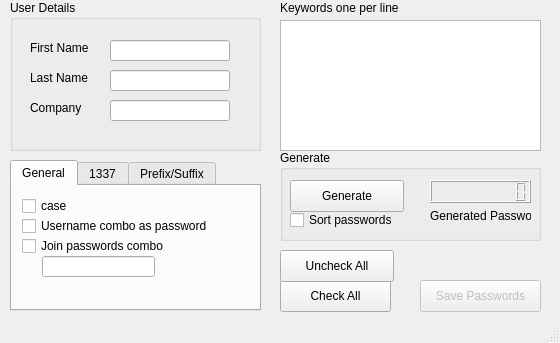
First picture: the form in mainwindow.ui, repository squareborg/braindead-password-generator, before the edit.
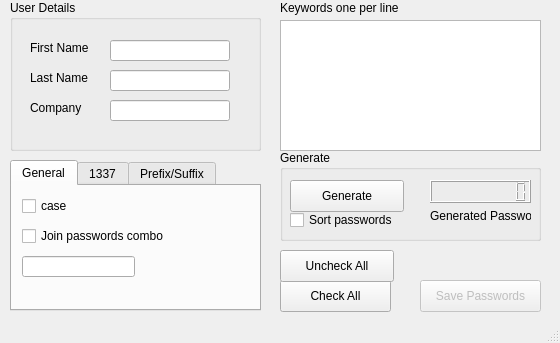
Second picture: the form after the edit. The open tabs and pages were chosen to show the change.

Commit message: removed username cadidates as passwords. Made sort on by default.

Diff of the .ui file:
```diff
--- a/mainwindow.ui
+++ b/mainwindow.ui
@@ -163,27 +163,11 @@
        <string>case</string>
       </property>
      </widget>
-     <widget class="QCheckBox" name="checkBoxUsernameCombo">
-      <property name="geometry">
-       <rect>
-        <x>10</x>
-        <y>30</y>
-        <width>221</width>
-        <height>20</height>
-       </rect>
-      </property>
-      <property name="statusTip">
-       <string>Will generate passwords based on possible usernames of user.</string>
-      </property>
-      <property name="text">
-       <string>Username combo as password</string>
-      </property>
-     </widget>
      <widget class="QCheckBox" name="checkBoxPasswordJoin">
       <property name="geometry">
        <rect>
         <x>10</x>
-        <y>50</y>
+        <y>40</y>
         <width>191</width>
         <height>20</height>
        </rect>
@@ -198,7 +182,7 @@
      <widget class="QLineEdit" name="lineEditPasswordJoinChars">
       <property name="geometry">
        <rect>
-        <x>30</x>
+        <x>10</x>
         <y>70</y>
         <width>113</width>
         <height>21</height>
```
The commit also changes 2 other files.
